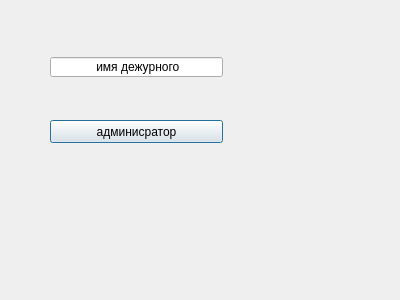
Old version of the form vydacha_sdacha/dejurniy.ui in the repository Plusers/ASL.
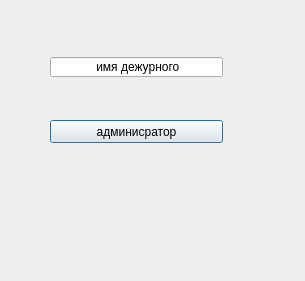
New version of the form.

Diff of the .ui file:
```diff
--- a/vydacha_sdacha/dejurniy.ui
+++ b/vydacha_sdacha/dejurniy.ui
@@ -6,8 +6,8 @@
    <rect>
     <x>0</x>
     <y>0</y>
-    <width>400</width>
-    <height>300</height>
+    <width>305</width>
+    <height>281</height>
    </rect>
   </property>
   <property name="windowTitle">
```
